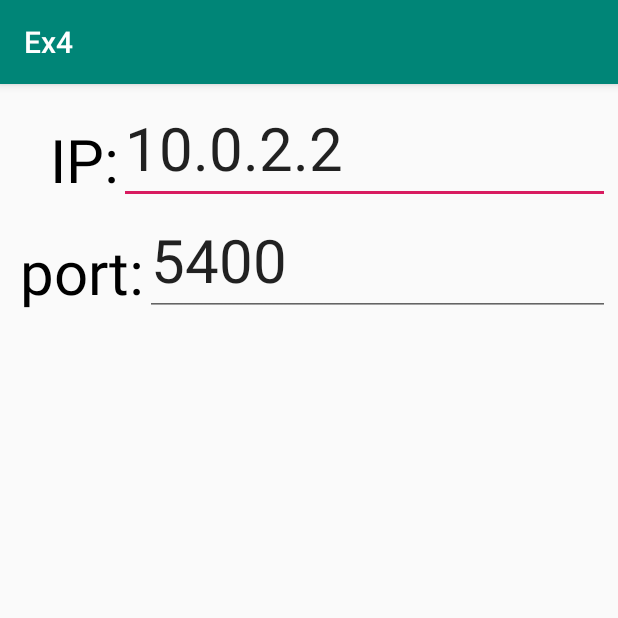
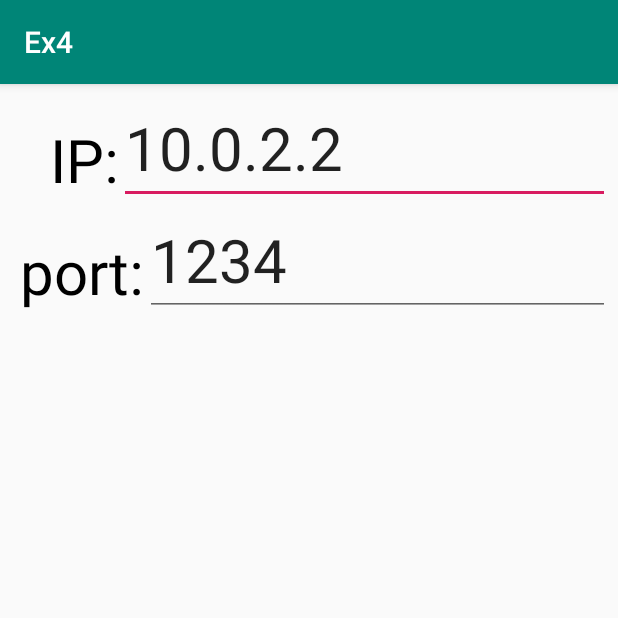
Before and after one commit to leibori/Ex4, an Android app: the screen it shows after launch (MainActivity), on a phone screen of 412 x 824 dp, the top half of it. Run offline under Robolectric (Android 15) with nearby library versions, the phone set to English and light mode, and no system bars.

Commit message:
we can smell the end

```diff
--- a/app/src/main/res/layout/activity_main.xml
+++ b/app/src/main/res/layout/activity_main.xml
@@ -76,7 +76,7 @@
                     android:digits="0123456789"
                     android:ems="10"
                     android:inputType="number|numberDecimal"
-                    android:text="5400"
+                    android:text="1234"
                     android:textSize="40sp" />
             </LinearLayout>
 
```
Also changed, not shown: app/src/main/java/com/example/ex4/TCPclient.java (+20 -9 lines).
